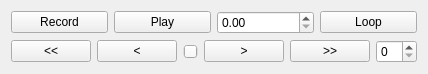
This is framework/widgets/QEImage/recording.ui in andrewrhyder/epicsqt as Qt 5 draws it before an edit. The edited form follows.
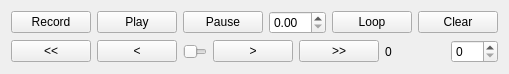
This is the edited form.

Commit message: Ongoing QEImage recording development. Recording functional, still need to add properties to control recording control widget

```diff
--- a/framework/widgets/QEImage/recording.ui
+++ b/framework/widgets/QEImage/recording.ui
@@ -14,7 +14,7 @@
    <string>Form</string>
   </property>
   <layout class="QGridLayout" name="gridLayout">
-   <item row="0" column="0" colspan="2">
+   <item row="0" column="0" colspan="3">
     <layout class="QHBoxLayout" name="horizontalLayout_2">
      <item>
       <widget class="QPushButton" name="pushButtonRecord">
@@ -42,6 +42,19 @@
        </property>
       </widget>
      </item>
+     <item>
+      <widget class="QPushButton" name="pushButtonPause">
+       <property name="toolTip">
+        <string>Play back recorded images</string>
+       </property>
+       <property name="text">
+        <string>Pause</string>
+       </property>
+       <property name="checkable">
+        <bool>true</bool>
+       </property>
+      </widget>
+     </item>
      <item>
       <widget class="QDoubleSpinBox" name="doubleSpinBoxPlaybackRate"/>
      </item>
@@ -58,6 +71,16 @@
        </property>
       </widget>
      </item>
+     <item>
+      <widget class="QPushButton" name="pushButtonClear">
+       <property name="toolTip">
+        <string>Clear recorded images</string>
+       </property>
+       <property name="text">
+        <string>Clear</string>
+       </property>
+      </widget>
+     </item>
     </layout>
    </item>
    <item row="1" column="0">
@@ -114,8 +137,25 @@
      </item>
     </layout>
    </item>
+   <item row="1" column="2">
+    <widget class="QSpinBox" name="spinBoxMaxImages">
+     <property name="maximum">
+      <number>200</number>
+     </property>
+    </widget>
+   </item>
    <item row="1" column="1">
-    <widget class="QSpinBox" name="spinBoxMaxImages"/>
+    <widget class="QLabel" name="labelImageCount">
+     <property name="minimumSize">
+      <size>
+       <width>60</width>
+       <height>0</height>
+      </size>
+     </property>
+     <property name="text">
+      <string>0</string>
+     </property>
+    </widget>
    </item>
   </layout>
  </widget>
```
The commit also changes 7 other files.
